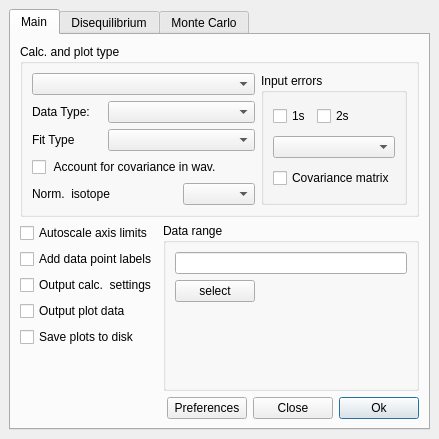
The window that dqpb/uis/main.ui (timpol/DQPB) describes before a commit, drawn with Qt 5.
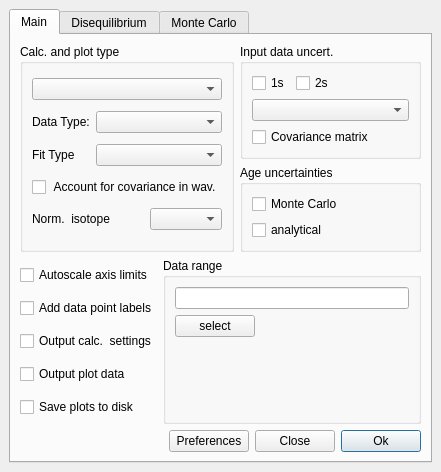
The same window after the commit.

```diff
--- a/dqpb/uis/main.ui
+++ b/dqpb/uis/main.ui
@@ -6,10 +6,16 @@
    <rect>
     <x>0</x>
     <y>0</y>
-    <width>439</width>
-    <height>439</height>
+    <width>441</width>
+    <height>472</height>
    </rect>
   </property>
+  <property name="sizePolicy">
+   <sizepolicy hsizetype="Preferred" vsizetype="Preferred">
+    <horstretch>0</horstretch>
+    <verstretch>0</verstretch>
+   </sizepolicy>
+  </property>
   <property name="windowTitle">
    <string>DQPB</string>
   </property>
@@ -19,6 +25,12 @@
      <layout class="QVBoxLayout" name="verticalLayout_2">
       <item>
        <widget class="QTabWidget" name="tabWidget">
+        <property name="sizePolicy">
+         <sizepolicy hsizetype="Expanding" vsizetype="Expanding">
+          <horstretch>0</horstretch>
+          <verstretch>0</verstretch>
+         </sizepolicy>
+        </property>
         <property name="currentIndex">
          <number>0</number>
         </property>
@@ -28,11 +40,90 @@
          </attribute>
          <layout class="QVBoxLayout" name="verticalLayout_6">
           <item>
+           <layout class="QGridLayout" name="gridLayout_2">
+            <item row="0" column="1">
+             <widget class="QGroupBox" name="groupBox_3">
+              <property name="title">
+               <string>Input data uncert.</string>
+              </property>
+              <layout class="QVBoxLayout" name="verticalLayout_10">
+               <item>
+                <layout class="QHBoxLayout" name="horizontalLayout_4">
+                 <item>
+                  <widget class="QCheckBox" name="err1sOpt">
+                   <property name="text">
+                    <string>1s</string>
+                   </property>
+                  </widget>
+                 </item>
+                 <item>
+                  <widget class="QCheckBox" name="err2sOpt">
+                   <property name="text">
+                    <string>2s</string>
+                   </property>
+                  </widget>
+                 </item>
+                 <item>
+                  <spacer name="horizontalSpacer_10">
+                   <property name="orientation">
+                    <enum>Qt::Horizontal</enum>
+                   </property>
+                   <property name="sizeHint" stdset="0">
+                    <size>
+                     <width>40</width>
+                     <height>20</height>
+                    </size>
+                   </property>
+                  </spacer>
+                 </item>
+                </layout>
+               </item>
+               <item>
+                <layout class="QVBoxLayout" name="verticalLayout_9">
+                 <item>
+                  <widget class="QComboBox" name="errTypeCombo"/>
+                 </item>
+                </layout>
+               </item>
+               <item>
+                <widget class="QCheckBox" name="covOpt">
+                 <property name="text">
+                  <string>Covariance matrix</string>
+                 </property>
+                </widget>
+               </item>
+              </layout>
+             </widget>
+            </item>
+            <item row="1" column="1">
+             <widget class="QGroupBox" name="groupBox_2">
+              <property name="title">
+               <string>Age uncertainties</string>
+              </property>
+              <layout class="QVBoxLayout" name="verticalLayout_5">
+               <item>
+                <widget class="QCheckBox" name="mcUncertOpt">
+                 <property name="text">
+                  <string>Monte Carlo</string>
+                 </property>
+                </widget>
+               </item>
+               <item>
+                <widget class="QCheckBox" name="anUncertOpt">
+                 <property name="text">
+                  <string>analytical</string>
+                 </property>
+                </widget>
+               </item>
+              </layout>
+             </widget>
+            </item>
+            <item row="0" column="0" rowspan="2">
            <widget class="QGroupBox" name="groupBox">
             <property name="title">
              <string>Calc. and plot type</string>
             </property>
-            <layout class="QHBoxLayout" name="horizontalLayout_12" stretch="5,1">
+              <layout class="QHBoxLayout" name="horizontalLayout_12" stretch="5">
              <item>
               <layout class="QGridLayout" name="gridLayout_5">
                <item row="2" column="1" colspan="2">
@@ -87,66 +178,14 @@
                </item>
               </layout>
              </item>
-             <item>
-              <widget class="QGroupBox" name="groupBox_2">
-               <property name="title">
-                <string>Input errors</string>
-               </property>
-               <layout class="QVBoxLayout" name="verticalLayout_11">
-                <item>
-                 <layout class="QHBoxLayout" name="horizontalLayout">
-                  <item>
-                   <widget class="QCheckBox" name="err1sOpt">
-                    <property name="text">
-                     <string>1s</string>
-                    </property>
-                   </widget>
-                  </item>
-                  <item>
-                   <widget class="QCheckBox" name="err2sOpt">
-                    <property name="text">
-                     <string>2s</string>
-                    </property>
-                   </widget>
-                  </item>
-                  <item>
-                   <spacer name="horizontalSpacer_8">
-                    <property name="orientation">
-                     <enum>Qt::Horizontal</enum>
-                    </property>
-                    <property name="sizeHint" stdset="0">
-                     <size>
-                      <width>40</width>
-                      <height>20</height>
-                     </size>
-                    </property>
-                   </spacer>
-                  </item>
-                 </layout>
-                </item>
-                <item>
-                 <layout class="QVBoxLayout" name="verticalLayout_5">
-                  <item>
-                   <widget class="QComboBox" name="errTypeCombo"/>
-                  </item>
-                 </layout>
-                </item>
-                <item>
-                 <widget class="QCheckBox" name="covOpt">
-                  <property name="text">
-                   <string>Covariance matrix</string>
-                  </property>
+              </layout>
                  </widget>
                 </item>
                </layout>
-              </widget>
-             </item>
-            </layout>
-           </widget>
-          </item>
+          </item>
           <item>
-           <layout class="QGridLayout" name="gridLayout">
-            <item row="1" column="0">
+           <layout class="QGridLayout" name="gridLayout_7">
+            <item row="0" column="0">
              <layout class="QVBoxLayout" name="verticalLayout_7">
               <item>
                <widget class="QCheckBox" name="autoscaleOpt">
@@ -183,41 +222,37 @@
                 </property>
                </widget>
               </item>
-              <item>
-               <spacer name="verticalSpacer">
-                <property name="orientation">
-                 <enum>Qt::Vertical</enum>
-                </property>
-                <property name="sizeHint" stdset="0">
-                 <size>
-                  <width>20</width>
-                  <height>40</height>
-                 </size>
-                </property>
-               </spacer>
-              </item>
              </layout>
             </item>
-            <item row="1" column="1" rowspan="2">
+            <item row="0" column="1">
              <widget class="QGroupBox" name="dataRangeBox">
               <property name="title">
                <string>Data range</string>
               </property>
-              <layout class="QVBoxLayout" name="verticalLayout_13">
-               <item>
+              <layout class="QGridLayout" name="gridLayout">
+               <item row="0" column="0">
                 <widget class="QLineEdit" name="dataRangeEntry">
                  <property name="readOnly">
                   <bool>true</bool>
                  </property>
                 </widget>
                </item>
-               <item>
-                <layout class="QHBoxLayout" name="horizontalLayout_11">
-                 <item>
-                  <layout class="QHBoxLayout" name="horizontalLayout_3">
-                   <item>
-                    <layout class="QVBoxLayout" name="verticalLayout_3">
-                     <item>
+               <item row="1" column="0">
+                <layout class="QGridLayout" name="gridLayout_8">
+                 <item row="1" column="0">
+                  <spacer name="verticalSpacer">
+                   <property name="orientation">
+                    <enum>Qt::Vertical</enum>
+                   </property>
+                   <property name="sizeHint" stdset="0">
+                    <size>
+                     <width>20</width>
+                     <height>40</height>
+                    </size>
+                   </property>
+                  </spacer>
+                 </item>
+                 <item row="0" column="0">
                       <widget class="QPushButton" name="selectButton">
                        <property name="toolTip">
                         <string>Launch Excel range selection dialog.</string>
@@ -227,24 +262,7 @@
                        </property>
                       </widget>
                      </item>
-                     <item>
-                      <spacer name="verticalSpacer_3">
-                       <property name="orientation">
-                        <enum>Qt::Vertical</enum>
-                       </property>
-                       <property name="sizeHint" stdset="0">
-                        <size>
-                         <width>20</width>
-                         <height>40</height>
-                        </size>
-                       </property>
-                      </spacer>
-                     </item>
-                    </layout>
-                   </item>
-                  </layout>
-                 </item>
-                 <item>
+                 <item row="0" column="1">
                   <spacer name="horizontalSpacer">
                    <property name="orientation">
                     <enum>Qt::Horizontal</enum>
```
Left out of the diff: 16 changed lines with no effect on the pictures. Lines whose indentation alone changed are shown as unchanged.
